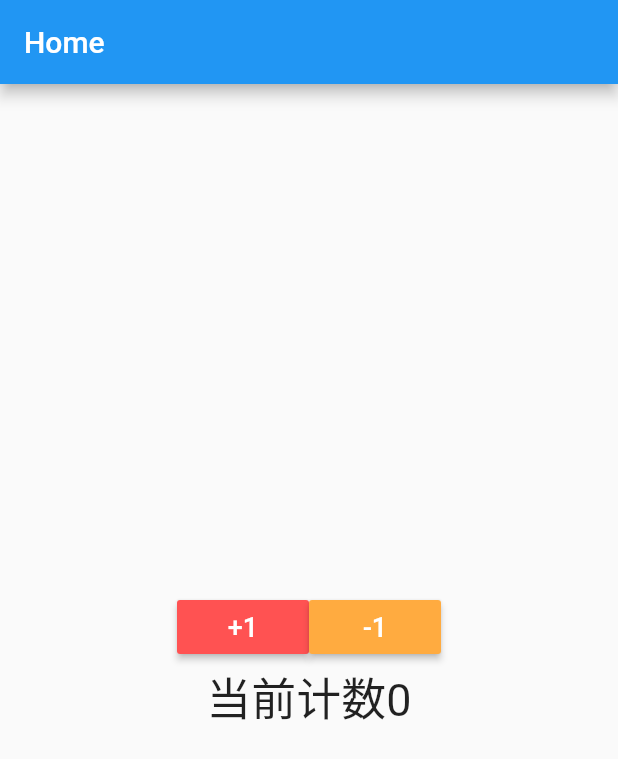
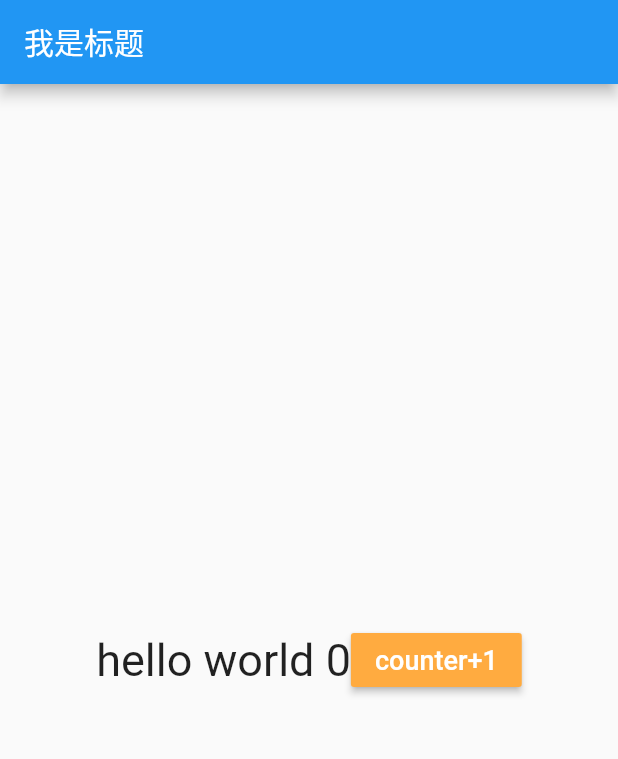
Before and after one commit to Bruiser-pink/learnFlutter, a Flutter app: the screen it shows after launch, on a phone screen of 412 x 824 dp. Shown: the top 759 px of the screen. Run offline on Flutter 3.47's test engine with Material 2 defaults, Android fonts, the phone set to English and light mode, and no system bars.

Commit message:
feat: 生命周期函数

```diff
--- a/lib/main.dart
+++ b/lib/main.dart
@@ -1,63 +1,82 @@
+import 'package:flutter/cupertino.dart';
 import 'package:flutter/material.dart';
 
-class MycountWidget extends StatefulWidget {
-  @override
-  State<StatefulWidget> createState() {
-    return MycountState();
-  }
+main(List<String> args) {
+  runApp(MyAPP());
 }
 
-class MycountState extends State<MycountWidget> {
-  int count = 0;
-  @override
-  Widget build(BuildContext context) {
-    return Column(
-      mainAxisAlignment: MainAxisAlignment.center,
-       children: <Widget>[
-         Row(
-           mainAxisAlignment: MainAxisAlignment.center,
-           children: <Widget>[
-             RaisedButton(
-               color: Colors.redAccent,
-               child: Text("+1", style: TextStyle(fontSize: 18, color: Colors.white),),
-               onPressed: () {
-                 setState(() {
-                   count++;
-                 });
-               },
-             ),
-             RaisedButton(
-               color: Colors.orangeAccent,
-               child: Text("-1", style: TextStyle(fontSize: 18, color: Colors.white),),
-               onPressed: () {
-                 setState(() {
-                   count--;
-                 });
-               },
-             )
-           ],
-         ),
-         Text('当前计数$count', style: TextStyle(fontSize: 30),),
-       ]
-    );
-  }
-}
-
-//自定义widget
-class MyAPP extends StatelessWidget{
+class MyAPP extends StatelessWidget {
   @override
   Widget build(BuildContext context) {
     return MaterialApp(
+      title: 'Hello world',
       home: Scaffold(
-          appBar: AppBar(
-            title: Text('Home'),
-          ),
-          body: MycountWidget()
+        appBar: AppBar(
+          title: Text('我是标题'),
+        ),
+        body: ContentWidget(),
       ),
     );
   }
 }
 
-main(List<String> args) {
-  runApp(MyAPP());
+class ContentWidget extends StatefulWidget {
+  //生命周期函数尝
+  ContentWidget() {
+    print('1: StatefulWidget constructors is running');
+  }
+  @override
+  State<StatefulWidget> createState() {
+    print("2: createState is running");
+    return ContentStateWidget();
+  }
 }
+
+class ContentStateWidget extends State<ContentWidget> {
+  int counter = 0;
+  ContentStateWidget() {
+    print("3: State Constructors is running");
+  }
+
+  @override
+  void initState() {
+    super.initState();
+    print("4: initState is running");
+  }
+
+  @override
+  void didChangeDependencies() {
+    // TODO: implement didChangeDependencies
+    super.didChangeDependencies();
+    print("didChangeDependencies is running");
+  }
+
+  @override
+  void didUpdateWidget(covariant ContentWidget oldWidget) {
+    // TODO: implement didUpdateWidget
+    super.didUpdateWidget(oldWidget);
+    print("didUpdateWidget is running");
+  }
+
+  @override
+  Widget build(BuildContext context) {
+    print("5: State build is running");
+    return Center(
+      child: Row(
+        mainAxisAlignment: MainAxisAlignment.center,
+        children: [
+          Text("hello world $counter", style: TextStyle(fontSize: 30),),
+          RaisedButton(
+            color: Colors.orangeAccent,
+            child: Text("counter+1", style: TextStyle(fontSize: 18, color: Colors.white),),
+            onPressed: () {
+              setState(() {
+                counter++;
+              });
+            },
+          )
+        ],
+      )
+    );
+  }
+}
```
